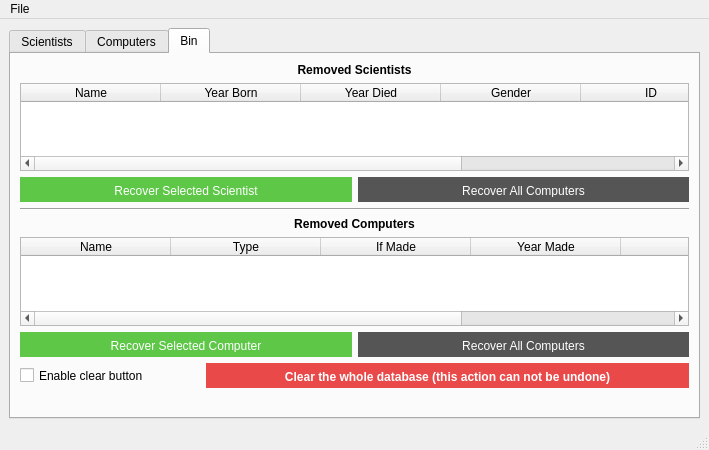
birkirk/vln1-35, file VL1-project/mainwindow.ui: the form before one commit.
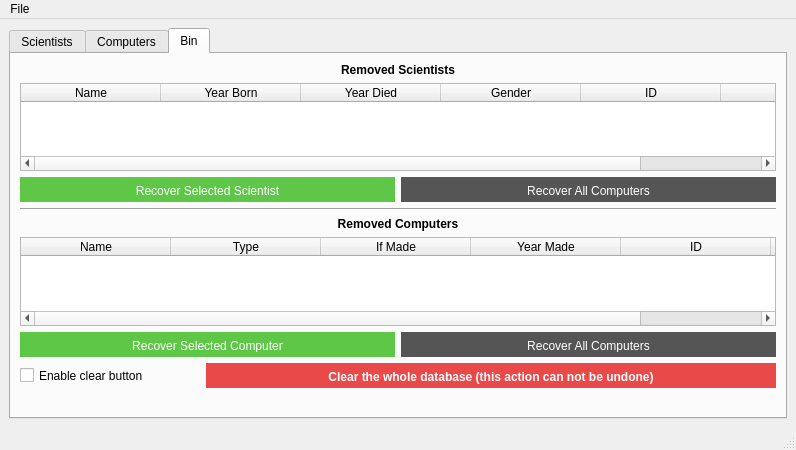
The form after the commit. The open tabs and pages were chosen to show the change. Icons and pictures are not drawn.

What changed in the file:
```diff
--- a/VL1-project/mainwindow.ui
+++ b/VL1-project/mainwindow.ui
@@ -6,7 +6,7 @@
    <rect>
     <x>0</x>
     <y>0</y>
-    <width>709</width>
+    <width>796</width>
     <height>450</height>
    </rect>
   </property>
@@ -921,7 +921,7 @@
             <item>
              <widget class="QPushButton" name="button_bin_clear">
               <property name="enabled">
-               <bool>false</bool>
+               <bool>true</bool>
               </property>
               <property name="minimumSize">
                <size>
@@ -984,7 +984,7 @@
     <rect>
      <x>0</x>
      <y>0</y>
-     <width>709</width>
+     <width>796</width>
      <height>22</height>
     </rect>
    </property>
```
Left out of the diff: 2 changed lines with no effect on the pictures.
